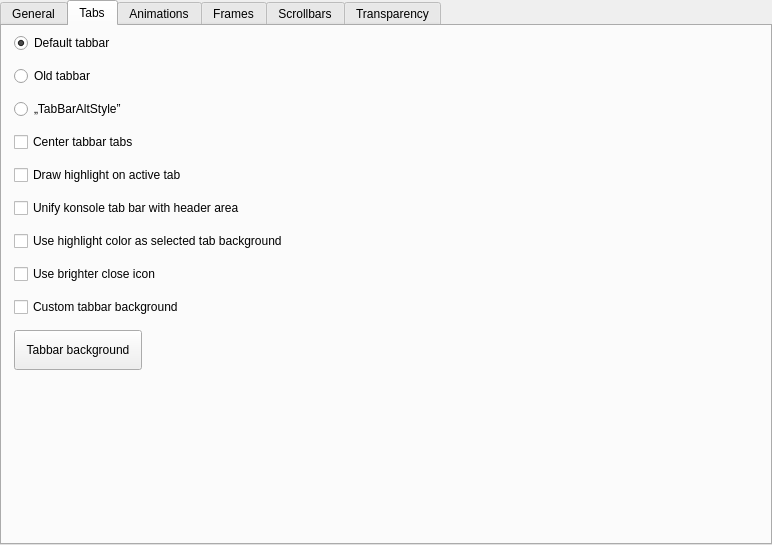
Before: the Qt Designer form kstyle/config/ui/darklystyleconfig.ui in benjumanji/Darkly, drawn with Qt 5.
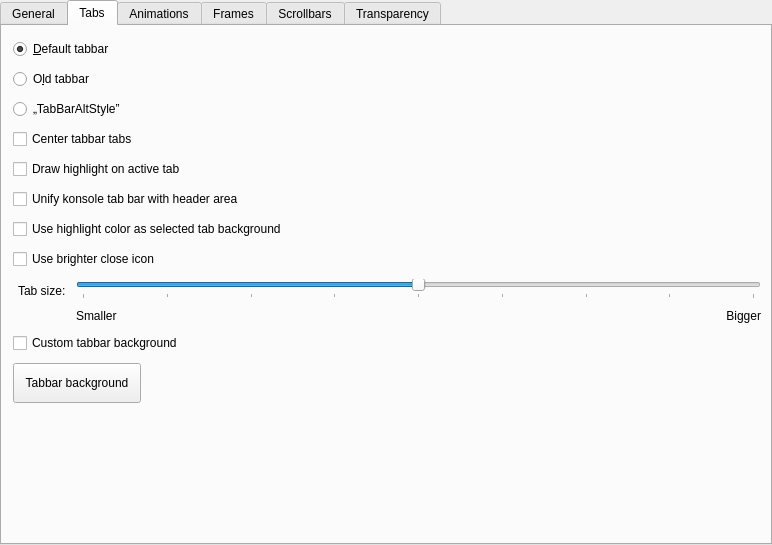
After: the same form once the commit is applied. The open tabs and pages were chosen to show the change. Custom widgets are drawn as their Qt base class.

Commit message: Feature Request: Control Tab height #115

```diff
--- a/kstyle/config/ui/darklystyleconfig.ui
+++ b/kstyle/config/ui/darklystyleconfig.ui
@@ -310,18 +310,17 @@
       </layout>
      </widget>
      <widget class="QWidget" name="Tabs">
+      <property name="sizePolicy">
+       <sizepolicy hsizetype="Expanding" vsizetype="Preferred">
+        <horstretch>0</horstretch>
+        <verstretch>0</verstretch>
+       </sizepolicy>
+      </property>
       <attribute name="title">
        <string>Tabs</string>
       </attribute>
-      <widget class="QWidget" name="verticalLayoutWidget">
-       <property name="geometry">
-        <rect>
-         <x>10</x>
-         <y>0</y>
-         <width>315</width>
-         <height>351</height>
-        </rect>
-       </property>
+      <layout class="QVBoxLayout" name="verticalLayout">
+       <item>
        <layout class="QVBoxLayout" name="verticalLayout_4">
         <property name="spacing">
          <number>10</number>
@@ -338,7 +337,7 @@
         <item>
          <widget class="QRadioButton" name="_defaultTabbar">
           <property name="text">
-           <string>Default tabbar</string>
+            <string>&amp;Default tabbar</string>
           </property>
           <property name="checked">
            <bool>true</bool>
@@ -348,7 +347,7 @@
         <item>
          <widget class="QRadioButton" name="_oldTabbar">
           <property name="text">
-           <string>Old tabbar</string>
+            <string>O&amp;ld tabbar</string>
           </property>
          </widget>
         </item>
@@ -397,6 +396,76 @@
           </property>
          </widget>
         </item>
+         <item>
+          <layout class="QFormLayout" name="formLayout_6">
+           <item row="0" column="1">
+            <layout class="QFormLayout" name="formLayout_5">
+             <item row="0" column="0" colspan="2">
+              <widget class="QSlider" name="_tabsHeight">
+               <property name="minimum">
+                <number>-20</number>
+               </property>
+               <property name="maximum">
+                <number>20</number>
+               </property>
+               <property name="singleStep">
+                <number>1</number>
+               </property>
+               <property name="value">
+                <number>0</number>
+               </property>
+               <property name="sliderPosition">
+                <number>0</number>
+               </property>
+               <property name="orientation">
+                <enum>Qt::Orientation::Horizontal</enum>
+               </property>
+               <property name="tickPosition">
+                <enum>QSlider::TickPosition::TicksBelow</enum>
+               </property>
+               <property name="tickInterval">
+                <number>5</number>
+               </property>
+              </widget>
+             </item>
+             <item row="1" column="0" colspan="2">
+              <layout class="QHBoxLayout" name="horizontalLayout_6">
+               <item>
+                <widget class="QLabel" name="label_10">
+                 <property name="text">
+                  <string>Smaller</string>
+                 </property>
+                </widget>
+               </item>
+               <item>
+                <widget class="QLabel" name="label_11">
+                 <property name="text">
+                  <string>Bigger</string>
+                 </property>
+                 <property name="alignment">
+                  <set>Qt::AlignmentFlag::AlignRight|Qt::AlignmentFlag::AlignTrailing|Qt::AlignmentFlag::AlignVCenter</set>
+                 </property>
+                </widget>
+               </item>
+              </layout>
+             </item>
+            </layout>
+           </item>
+           <item row="0" column="0">
+            <widget class="QLabel" name="label_9">
+             <property name="layoutDirection">
+              <enum>Qt::LayoutDirection::LeftToRight</enum>
+             </property>
+             <property name="text">
+              <string>Tab size:</string>
+             </property>
+             <property name="indent">
+              <number>5</number>
+             </property>
+            </widget>
+           </item>
+          </layout>
+         </item>
         <item>
          <widget class="QCheckBox" name="_adjustToDarkThemes">
           <property name="text">
@@ -441,7 +510,21 @@
          </widget>
         </item>
        </layout>
-      </widget>
+       </item>
+       <item>
+        <spacer name="verticalSpacer_3">
+         <property name="orientation">
+          <enum>Qt::Orientation::Vertical</enum>
+         </property>
+         <property name="sizeHint" stdset="0">
+          <size>
+           <width>20</width>
+           <height>40</height>
+          </size>
+         </property>
+        </spacer>
+       </item>
+      </layout>
      </widget>
      <widget class="QWidget" name="Animations">
       <attribute name="title">
```
Left out of the diff: 4 changed lines with no effect on the pictures. Lines whose indentation alone changed are shown as unchanged. The commit also changes 4 other files.
